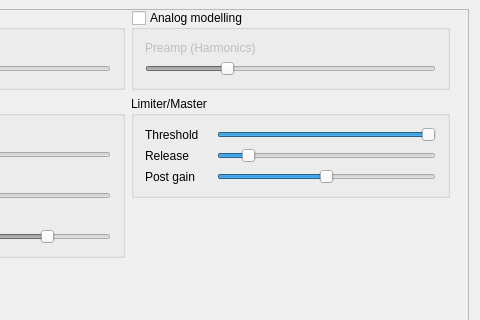
Old version of the form src/MainWindow.ui in the repository Audio4Linux/JDSP4Linux; both pictures show x 220 to 700 and y 0 to 320 of the 700 by 410 pixel window.
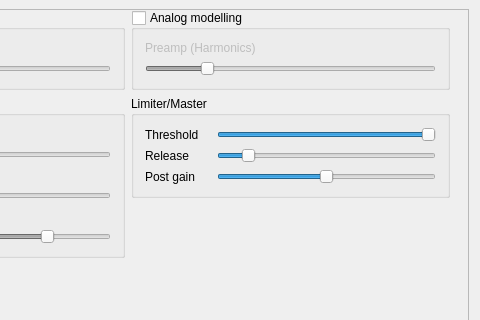
New version of the form. The open tabs and pages were chosen to show the change. Icons and pictures are not drawn. Custom widgets are drawn as their Qt base class.

Commit message: feat: analog modelling supports now preamp upto 12dB (from 8dB)

```diff
--- a/src/MainWindow.ui
+++ b/src/MainWindow.ui
@@ -297,7 +297,7 @@
                        <number>-300</number>
                       </property>
                       <property name="maximum">
-                       <number>800</number>
+                       <number>1200</number>
                       </property>
                       <property name="orientation">
                        <enum>Qt::Horizontal</enum>
```
Left out of the diff: 2 changed lines with no effect on the pictures.
